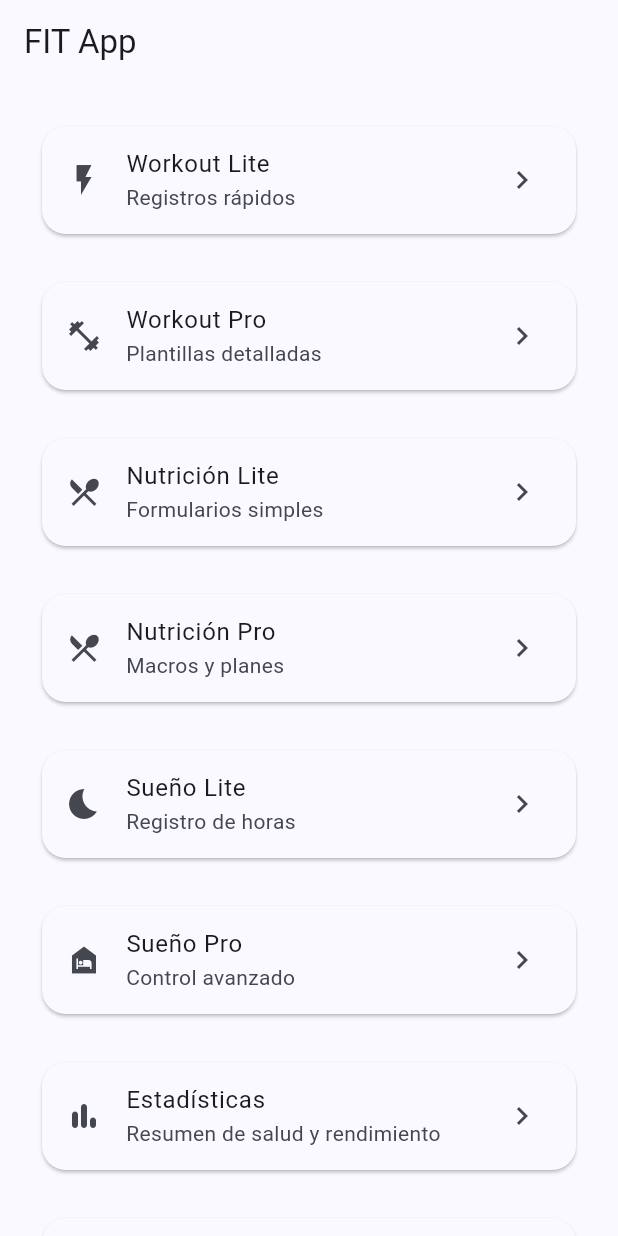
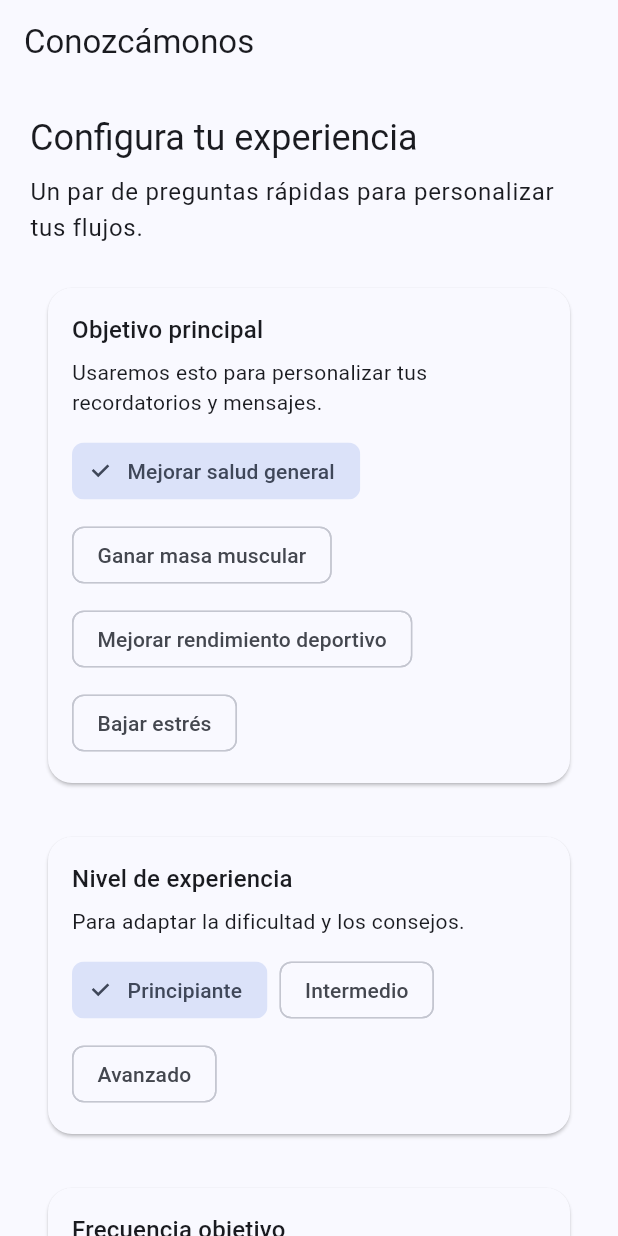
Before and after one commit to agusmuchu18/FIT_APP, a Flutter app: the screen it shows after launch, on a phone screen of 412 x 824 dp. Run offline on Flutter 3.47's test engine with Material 3 defaults, Android fonts, the phone set to English and light mode, and no system bars; our stand-ins replace fl_chart; accounts and stored records are empty.

Commit message:
Add onboarding preferences flow and personalized home

```diff
--- a/lib/core/domain/entities.dart
+++ b/lib/core/domain/entities.dart
@@ -135,23 +135,40 @@ class SleepEntry {
 class UserPreferences {
   UserPreferences({
     required this.id,
-    required this.dailyStepGoal,
-    required this.targetCalories,
-    required this.preferredSleep,
+    required this.primaryGoal,
+    required this.experienceLevel,
+    required this.targetSessionsPerWeek,
+    required this.modePreference,
+    this.dailyStepGoal,
+    this.targetCalories,
+    this.preferredSleep,
   });
 
   final String id;
-  final int dailyStepGoal;
-  final int targetCalories;
-  final double preferredSleep;
+  final String primaryGoal;
+  final String experienceLevel;
+  final int targetSessionsPerWeek;
+  final String modePreference;
+  final int? dailyStepGoal;
+  final int? targetCalories;
+  final double? preferredSleep;
 
   UserPreferences copyWith({
+    String? primaryGoal,
+    String? experienceLevel,
+    int? targetSessionsPerWeek,
+    String? modePreference,
     int? dailyStepGoal,
     int? targetCalories,
     double? preferredSleep,
   }) {
     return UserPreferences(
       id: id,
+      primaryGoal: primaryGoal ?? this.primaryGoal,
+      experienceLevel: experienceLevel ?? this.experienceLevel,
+      targetSessionsPerWeek:
+          targetSessionsPerWeek ?? this.targetSessionsPerWeek,
+      modePreference: modePreference ?? this.modePreference,
       dailyStepGoal: dailyStepGoal ?? this.dailyStepGoal,
       targetCalories: targetCalories ?? this.targetCalories,
       preferredSleep: preferredSleep ?? this.preferredSleep,
--- a/lib/features/onboarding/onboarding_screen.dart
+++ b/lib/features/onboarding/onboarding_screen.dart
@@ -1,96 +1,251 @@
 import 'package:flutter/material.dart';
 
-class OnboardingScreen extends StatelessWidget {
+import '../../core/domain/entities.dart';
+import '../../main.dart';
+
+class OnboardingScreen extends StatefulWidget {
   const OnboardingScreen({super.key});
 
   @override
+  State<OnboardingScreen> createState() => _OnboardingScreenState();
+}
+
+class _OnboardingScreenState extends State<OnboardingScreen> {
+  final _formKey = GlobalKey<FormState>();
+  final List<String> _goals = const [
+    'Mejorar salud general',
+    'Ganar masa muscular',
+    'Mejorar rendimiento deportivo',
+    'Bajar estrés',
+  ];
+  final List<String> _experienceLevels = const [
+    'Principiante',
+    'Intermedio',
+    'Avanzado',
+  ];
+
+  String? _goal;
+  String? _experience;
+  int _sessionsPerWeek = 3;
+  String _mode = 'Lite';
+  bool _isSaving = false;
+  UserPreferences? _existing;
+
+  @override
+  void initState() {
+    super.initState();
+    _goal = _goals.first;
+    _experience = _experienceLevels.first;
+    _prefill();
+  }
+
+  Future<void> _prefill() async {
+    final repository = RepositoryScope.of(context);
+    final existing = await repository.getPreferences();
+    if (!mounted) return;
+
+    setState(() {
+      _existing = existing;
+      _goal = existing?.primaryGoal ?? _goals.first;
+      _experience = existing?.experienceLevel ?? _experienceLevels.first;
+      _sessionsPerWeek = existing?.targetSessionsPerWeek ?? _sessionsPerWeek;
+      _mode = existing?.modePreference ?? _mode;
+    });
+  }
+
+  @override
   Widget build(BuildContext context) {
-    final tiles = [
-      _NavTile(
-        title: 'Workout Lite',
-        subtitle: 'Registros rápidos',
-        route: '/workout/lite',
-        icon: Icons.flash_on,
-      ),
-      _NavTile(
-        title: 'Workout Pro',
-        subtitle: 'Plantillas detalladas',
-        route: '/workout/pro',
-        icon: Icons.fitness_center,
-      ),
-      _NavTile(
-        title: 'Nutrición Lite',
-        subtitle: 'Formularios simples',
-        route: '/nutrition/lite',
-        icon: Icons.local_dining,
-      ),
-      _NavTile(
-        title: 'Nutrición Pro',
-        subtitle: 'Macros y planes',
-        route: '/nutrition/pro',
-        icon: Icons.restaurant_menu,
-      ),
-      _NavTile(
-        title: 'Sueño Lite',
-        subtitle: 'Registro de horas',
-        route: '/sleep/lite',
-        icon: Icons.bedtime,
-      ),
-      _NavTile(
-        title: 'Sueño Pro',
-        subtitle: 'Control avanzado',
-        route: '/sleep/pro',
-        icon: Icons.night_shelter,
-      ),
-      _NavTile(
-        title: 'Estadísticas',
-        subtitle: 'Resumen de salud y rendimiento',
-        route: '/analytics/overview',
-        icon: Icons.bar_chart_rounded,
-      ),
-      _NavTile(
-        title: 'Grupos de atletas',
-        subtitle: 'Crea equipos y analiza su estado',
-        route: '/groups/list',
-        icon: Icons.groups_2_rounded,
-      ),
-    ];
+    final theme = Theme.of(context);
 
     return Scaffold(
-      appBar: AppBar(title: const Text('FIT App')),
-      body: ListView.separated(
+      appBar: AppBar(
+        title: const Text('Conozcámonos'),
+        actions: [
+          if (_existing != null)
+            TextButton(
+              onPressed: () =>
+                  Navigator.of(context).pushReplacementNamed('/home'),
+              child: const Text('Ir a inicio'),
+            ),
+        ],
+      ),
+      body: SafeArea(
+        child: Form(
+          key: _formKey,
+          child: ListView(
+            padding: const EdgeInsets.all(20),
+            children: [
+              _Header(theme: theme, hasData: _existing != null),
+              const SizedBox(height: 16),
+              _QuestionCard(
+                title: 'Objetivo principal',
+                description:
+                    'Usaremos esto para personalizar tus recordatorios y mensajes.',
+                child: Wrap(
+                  spacing: 8,
+                  runSpacing: 8,
+                  children: _goals
+                      .map(
+                        (item) => ChoiceChip(
+                          label: Text(item),
+                          selected: _goal == item,
+                          onSelected: (_) => setState(() => _goal = item),
+                        ),
+                      )
+                      .toList(),
+                ),
+              ),
+              const SizedBox(height: 12),
+              _QuestionCard(
+                title: 'Nivel de experiencia',
+                description: 'Para adaptar la dificultad y los consejos.',
+                child: Wrap(
+                  spacing: 8,
+                  runSpacing: 8,
+                  children: _experienceLevels
+                      .map(
+                        (item) => ChoiceChip(
+                          label: Text(item),
+                          selected: _experience == item,
+                          onSelected: (_) => setState(() => _experience = item),
+                        ),
+                      )
+                      .toList(),
+                ),
+              ),
+              const SizedBox(height: 12),
+              _QuestionCard(
+                title: 'Frecuencia objetivo',
+                description: '¿Cuántos días por semana planeas entrenar?',
+                child: Column(
+                  crossAxisAlignment: CrossAxisAlignment.start,
+                  children: [
+                    Text('$_sessionsPerWeek días'),
+                    Slider(
+                      value: _sessionsPerWeek.toDouble(),
+                      divisions: 6,
+                      min: 1,
+                      max: 7,
+                      label: '$_sessionsPerWeek',
+                      onChanged: (value) =>
+                          setState(() => _sessionsPerWeek = value.round()),
+                    ),
+                  ],
+                ),
+              ),
+              const SizedBox(height: 12),
+              _QuestionCard(
+                title: 'Modo preferido',
+                description:
+                    'Elige el modo que abrirá por defecto: Lite (rápido), Pro (detallado) o mixto.',
+                child: Wrap(
+                  spacing: 8,
+                  children: ['Lite', 'Pro', 'Mixto']
+                      .map(
+                        (item) => ChoiceChip(
+                          label: Text(item),
+                          selected: _mode == item,
+                          onSelected: (_) => setState(() => _mode = item),
+                        ),
+                      )
+                      .toList(),
+                ),
+              ),
+              const SizedBox(height: 24),
+              FilledButton.icon(
+                onPressed: _isSaving ? null : _submit,
+                icon: const Icon(Icons.check_circle_rounded),
+                label: Text(_existing == null
+                    ? 'Comenzar con mi plan'
+                    : 'Actualizar preferencias'),
+              ),
+            ],
+          ),
+        ),
+      ),
+    );
+  }
+
+  Future<void> _submit() async {
+    if (!_formKey.currentState!.validate()) return;
+    if (_goal == null || _experience == null) return;
+
+    setState(() => _isSaving = true);
+
+    final repository = RepositoryScope.of(context);
+    final preferences = UserPreferences(
+      id: _existing?.id ?? 'current-user',
+      primaryGoal: _goal!,
+      experienceLevel: _experience!,
+      targetSessionsPerWeek: _sessionsPerWeek,
+      modePreference: _mode,
+    );
+
+    await repository.savePreferences(preferences, sync: true);
+
+    if (!mounted) return;
+    setState(() => _isSaving = false);
+    ScaffoldMessenger.of(context).showSnackBar(
+      SnackBar(content: Text('Preferencias guardadas: ${preferences.modePreference}')),
+    );
+
+    Navigator.of(context).pushReplacementNamed('/home');
+  }
+}
+
+class _Header extends StatelessWidget {
+  const _Header({required this.theme, required this.hasData});
+
+  final ThemeData theme;
+  final bool hasData;
+
+  @override
+  Widget build(BuildContext context) {
+    return Column(
+      crossAxisAlignment: CrossAxisAlignment.start,
+      children: [
+        Text('Configura tu experiencia', style: theme.textTheme.headlineSmall),
+        const SizedBox(height: 8),
+        Text(
+          hasData
+              ? 'Actualiza tus preferencias y mantén sincronizados tus objetivos.'
+              : 'Un par de preguntas rápidas para personalizar tus flujos.',
+          style: theme.textTheme.bodyLarge,
+        ),
+      ],
+    );
+  }
+}
+
+class _QuestionCard extends StatelessWidget {
+  const _QuestionCard({
+    required this.title,
+    required this.description,
+    required this.child,
+  });
+
+  final String title;
+  final String description;
+  final Widget child;
+
+  @override
+  Widget build(BuildContext context) {
+    final theme = Theme.of(context);
+    return Card(
+      shape: RoundedRectangleBorder(borderRadius: BorderRadius.circular(16)),
+      child: Padding(
         padding: const EdgeInsets.all(16),
-        itemBuilder: (context, index) => tiles[index],
-        separatorBuilder: (_, __) => const SizedBox(height: 8),
-        itemCount: tiles.length,
+        child: Column(
+          crossAxisAlignment: CrossAxisAlignment.start,
+          children: [
+            Text(title, style: theme.textTheme.titleMedium),
+            const SizedBox(height: 6),
+            Text(description, style: theme.textTheme.bodyMedium),
+            const SizedBox(height: 12),
+            child,
+          ],
+        ),
       ),
     );
   }
 }
-
-class _NavTile extends StatelessWidget {
-  const _NavTile({
-    required this.title,
-    required this.subtitle,
-    required this.route,
-    required this.icon,
-  });
-
-  final String title;
-  final String subtitle;
-  final String route;
-  final IconData icon;
-
-  @override
-  Widget build(BuildContext context) {
-    return Card(
-      child: ListTile(
-        leading: Icon(icon),
-        title: Text(title),
-        subtitle: Text(subtitle),
-        trailing: const Icon(Icons.chevron_right),
-        onTap: () => Navigator.of(context).pushNamed(route),
-      ),
-    );
-  }
-}
--- a/lib/main.dart
+++ b/lib/main.dart
@@ -7,6 +7,7 @@ import 'core/data/repositories.dart';
 import 'core/data/statistics_service.dart';
 import 'features/analytics/analytics_overview_screen.dart';
 import 'features/groups/presentation/pages/groups_list_screen.dart';
+import 'features/home/home_screen.dart';
 import 'features/nutrition/nutrition_screens.dart';
 import 'features/onboarding/onboarding_screen.dart';
 import 'features/sleep/sleep_screens.dart';
@@ -42,6 +43,7 @@ class FitApp extends StatelessWidget {
         theme: AppTheme.light,
         routes: {
           '/': (_) => const OnboardingScreen(),
+          '/home': (_) => const HomeScreen(),
           '/workout/lite': (_) => const WorkoutLiteScreen(),
           '/workout/pro': (_) => const WorkoutProScreen(),
           '/nutrition/lite': (_) => const NutritionLiteScreen(),
```
Also changed, not shown: lib/features/home/home_screen.dart (added, +299 -0 lines).
